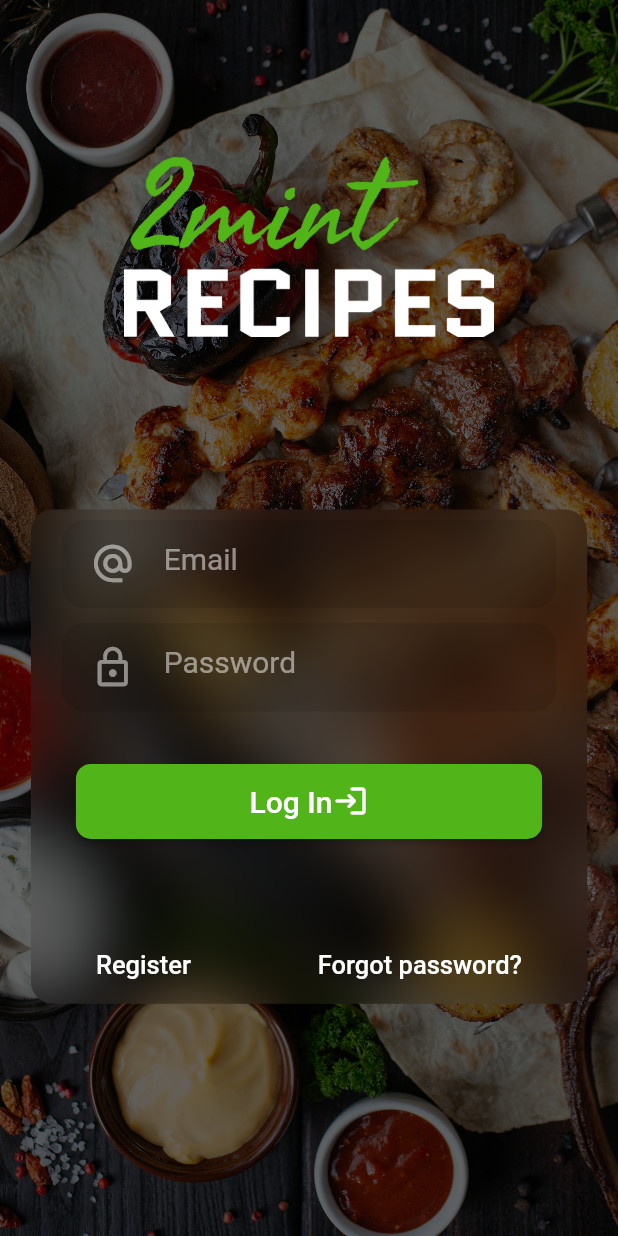
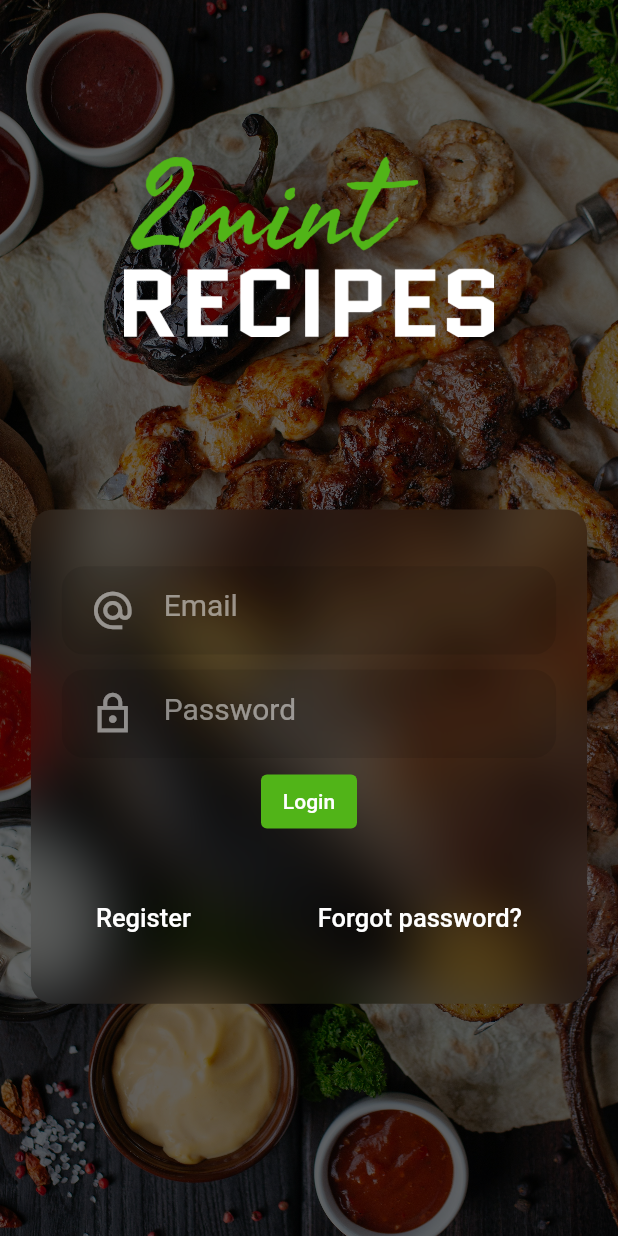
Before and after one commit to 2mintRecipes/2mintRecipes, a Flutter app: the Login screen opened by its route, on a phone screen of 412 x 824 dp. Run offline on Flutter 3.47's test engine with Material 2 defaults, Android fonts, the phone set to English and light mode, and no system bars; our stand-ins replace dropdown_button2, firebase_auth, firebase_core, getwidget, image_picker; accounts and stored records are empty.

Commit message:
`loginWithUsernamePassword`

```diff
--- a/lib/Screen/login.dart
+++ b/lib/Screen/login.dart
@@ -2,6 +2,7 @@
 
 import 'dart:ui';
 
+import 'package:firebase_auth/firebase_auth.dart';
 import 'package:flutter/material.dart';
 import 'package:x2mint_recipes/Screen/homepage.dart';
 import 'package:x2mint_recipes/Screen/root.dart';
@@ -22,7 +23,7 @@ class _LoginState extends State<Login> {
   TextEditingController passwordController = TextEditingController();
   @override
   Widget build(BuildContext context) {
-    Size size = MediaQuery.of(context).size;
+    // Size size = MediaQuery.of(context).size;
     return Scaffold(
         body: Stack(
       children: [
@@ -33,19 +34,25 @@ class _LoginState extends State<Login> {
               filterQuality: FilterQuality.low,
               fit: BoxFit.fitHeight,
               colorFilter: ColorFilter.mode(
-                      Colors.black.withOpacity(0.6), BlendMode.darken),
-                  image: AssetImage("assets/images/welcome_bg.jpg"))),
+                Colors.black.withOpacity(0.6),
+                BlendMode.darken,
+              ),
+              image: AssetImage("assets/images/welcome_bg.jpg"),
+            ),
+          ),
         )),
         SingleChildScrollView(
-          child: Container(
+          controller: ScrollController(),
           child: Column(
             mainAxisAlignment: MainAxisAlignment.center,
             crossAxisAlignment: CrossAxisAlignment.center,
             children: [
-              Container(
+              SizedBox(
                 height: MediaQuery.of(context).size.height * 0.4,
-                child:
-                    Transform.scale(scale: 0.6, child: Image.asset(UI.appLogo)),
+                child: Transform.scale(
+                  scale: 0.6,
+                  child: Image.asset(UI.appLogo),
+                ),
               ),
               Container(
                   padding: EdgeInsets.all(10),
@@ -75,28 +82,32 @@ class _LoginState extends State<Login> {
                                     hintText: 'Email',
                                     isPassword: false,
                                     isEmail: true,
-                                      textController: emailController),
-                                  Password(
-                                    hintText: "Password",
+                                    textController: emailController,
                                   ),
-                                  Button(
-                                    title: 'Log In',
-                                    buttonColor: UI.appColor,
-                                    textColor: Colors.white,
-                                    destination: '/root',
-                                    icon: Icon(Icons.login_rounded),
-                                    onTap: () {
-                                      //FirebaseAuth.instance
-                                      //     .signInWithEmailAndPassword(
-                                      //         email: emailController.text,
-                                      //         password: passwordController.text)
-                                      //     .then((value) {
-                                      //   Navigator.push(context,
-                                      //       MaterialPageRoute(builder: (context) => Homepage()));
-                                      // }).onError((error, stackTrace) {
-                                      //   print("Error ${error.toString()}");
-                                      // });
+                                  Input(
+                                    icon: Icons.lock_outline_sharp,
+                                    hintText: 'Password',
+                                    isPassword: true,
+                                    isEmail: false,
+                                    textController: passwordController,
+                                  ),
+                                  // Password(hintText: "Password"),
+                                  TextButton(
+                                    onPressed: () {
+                                      loginWithUsernamePassword();
                                     },
+                                    child: Text("Login"),
+                                    style: TextButton.styleFrom(
+                                      primary: Colors.white,
+                                      backgroundColor: UI.appColor,
+                                    ),
+
+                                    // title: 'Log In',
+                                    // buttonColor: UI.appColor,
+                                    // textColor: Colors.white,
+                                    // destination: '/root',
+                                    // icon: Icon(Icons.login_rounded),
+                                    // onTap: () {},
                                   )
                                 ]),
                             Container(
@@ -135,9 +146,25 @@ class _LoginState extends State<Login> {
                     ),
                   ))
             ],
-          )),
+          ),
         )
       ],
     ));
   }
+
+  void loginWithUsernamePassword() {
+    var email = emailController.text;
+    var password = passwordController.text;
+
+    FirebaseAuth.instance
+        .signInWithEmailAndPassword(email: email, password: password)
+        .then((value) {
+      Navigator.push(
+        context,
+        MaterialPageRoute(builder: (context) => Homepage()),
+      );
+    }).onError((error, stackTrace) {
+      print("Error ${error.toString()}");
+    });
   }
+}
```
Also changed, not shown: 1 other file. Lines whose indentation alone changed are shown as unchanged.
